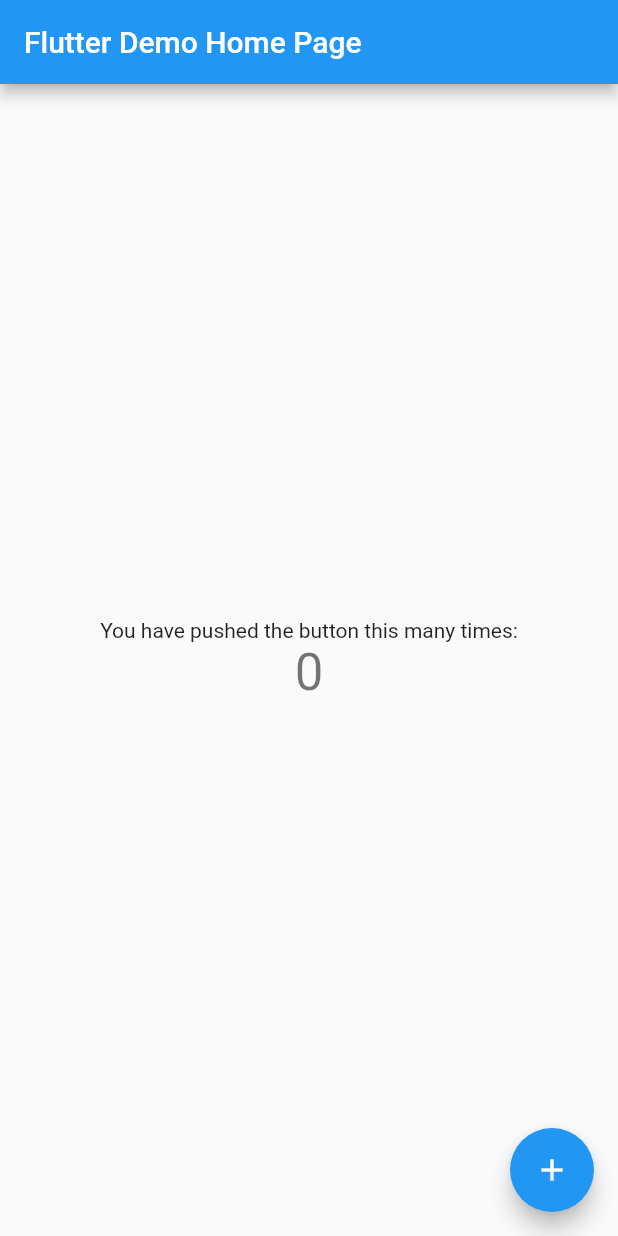
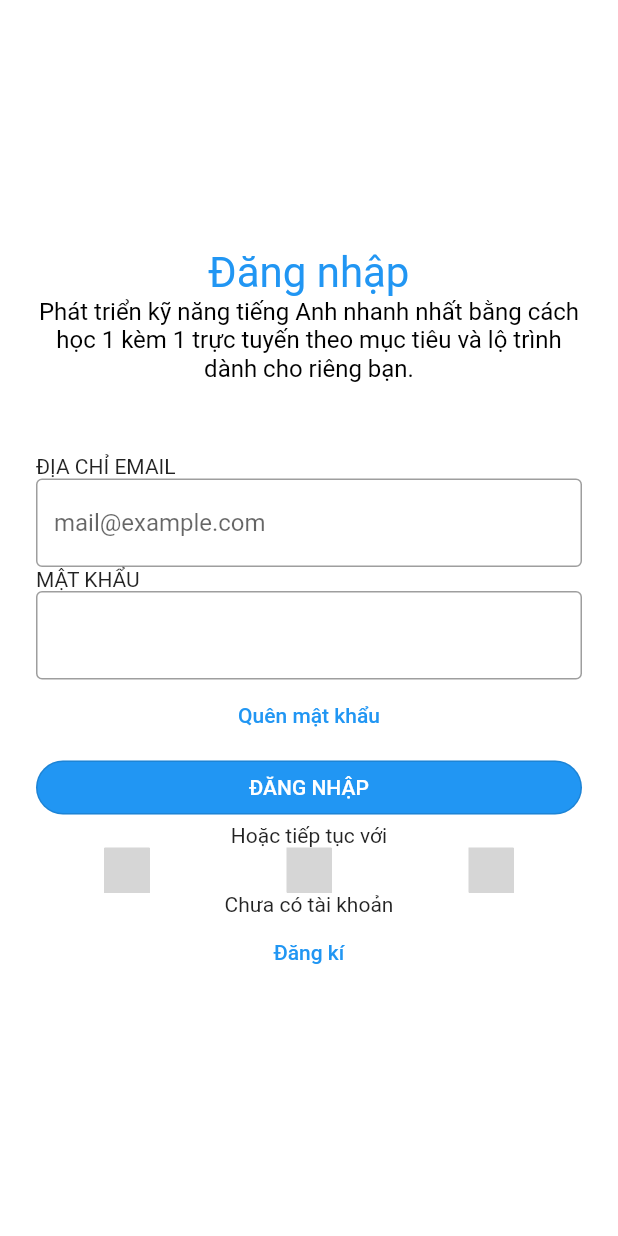
Before and after one commit to peakyblinders244/lettutor, a Flutter app: the screen it shows after launch, on a phone screen of 412 x 824 dp. Run offline on Flutter 3.47's test engine with Material 2 defaults, Android fonts, the phone set to English and light mode, and no system bars; our stand-ins replace flutter_svg; grey boxes are pictures that could not be loaded.

Commit message:
++ add login screen

```diff
--- /dev/null
+++ b/lib/component/LoginPage.dart
@@ -0,0 +1,130 @@
+
+
+import 'package:flutter/material.dart';
+import 'package:flutter_svg/flutter_svg.dart';
+
+class LoginPage extends StatefulWidget {
+  @override
+  _LoginPageState createState() => new _LoginPageState();
+}
+
+class _LoginPageState extends State<LoginPage> {
+  int sizeIcon = 30;
+
+  @override
+  Widget build(BuildContext context) {
+    final logo = Hero(
+      tag: 'hero',
+      child: Image(
+        image: AssetImage('assets/images/login.png'),
+      ),
+    );
+    final textLogin = Text(
+      'Đăng nhập',
+      style: TextStyle(
+        fontSize: 28.0,
+        color: Colors.blue,
+      ),
+      textAlign: TextAlign.center,
+    );
+    final textDecription = Text(
+      'Phát triển kỹ năng tiếng Anh nhanh nhất bằng cách học 1 kèm 1 trực tuyến theo mục tiêu và lộ trình dành cho riêng bạn.',
+      style: TextStyle(
+        fontSize: 16.0,
+        color: Colors.black,
+      ),
+      textAlign: TextAlign.center,
+    );
+
+    final emailTextFieldArea =
+        TextFieldArea("ĐỊA CHỈ EMAIL", "mail@example.com");
+    final passwordTextFieldArea = TextFieldArea("MẬT KHẨU", "");
+    final forgotPasswordTextButton = TextButton(
+        onPressed: () => {},
+        child: Text(
+          "Quên mật khẩu",
+          textAlign: TextAlign.left,
+        ));
+
+    final loginButton = OutlinedButton(
+        child: Text("ĐĂNG NHẬP", style: TextStyle(color: Colors.white)),
+        onPressed: () => {},
+        style: ButtonStyle(
+            backgroundColor: MaterialStateProperty.all<Color>(Colors.blue),
+            shape: MaterialStateProperty.all(RoundedRectangleBorder(
+                borderRadius: BorderRadius.circular(30.0)))));
+    final orContinueText =
+        Text("Hoặc tiếp tục với", textAlign: TextAlign.center);
+
+    final noAccountText = Text("Chưa có tài khoản",textAlign: TextAlign.center,);
+    final registerTextButton = TextButton(
+        onPressed: () => {},
+        child: Text(
+          "Đăng kí",
+          textAlign: TextAlign.left,
+        ));
+
+
+    final rowIcons = Row(
+      mainAxisAlignment: MainAxisAlignment.spaceAround,
+      children: [
+        SvgPicture.asset(
+          'assets/icons/facebook-logo.svg',
+          width: 30,
+        ),
+        SvgPicture.asset('assets/icons/google-logo.svg', width: 30),
+        SvgPicture.asset('assets/icons/mobile-logo.svg', width: 30),
+      ],
+    );
+    return Scaffold(
+      backgroundColor: Colors.white,
+      body: Center(
+        child: ListView(
+          shrinkWrap: true,
+          padding: EdgeInsets.only(left: 24.0, right: 24.0),
+          children: <Widget>[
+            logo,
+            textLogin,
+            textDecription,
+            SizedBox(height: 48.0),
+            emailTextFieldArea,
+            passwordTextFieldArea,
+            forgotPasswordTextButton,
+            loginButton,
+            orContinueText,
+            rowIcons,
+            noAccountText,
+            registerTextButton
+          ],
+        ),
+      ),
+    );
+  }
+}
+
+class TextFieldArea extends StatelessWidget {
+  String text;
+  String textHint;
+
+  TextFieldArea(this.text, this.textHint);
+
+  @override
+  Widget build(BuildContext context) {
+    return Column(
+      crossAxisAlignment: CrossAxisAlignment.start,
+      children: [
+        Text(this.text),
+        TextFormField(
+          decoration: new InputDecoration(
+              focusedBorder: OutlineInputBorder(
+                borderSide: BorderSide(color: Colors.blue, width: 1.0),
+              ),
+              enabledBorder: OutlineInputBorder(
+                borderSide: BorderSide(color: Colors.grey, width: 1.0),
+              ),
+              hintText: this.textHint),
+        )
+      ],
+    );
+  }
+}
--- a/lib/main.dart
+++ b/lib/main.dart
@@ -1,4 +1,6 @@
 import 'package:flutter/material.dart';
+
+import 'component/LoginPage.dart';
 
 void main() {
   runApp(const MyApp());
@@ -10,106 +12,6 @@ class MyApp extends StatelessWidget {
   // This widget is the root of your application.
   @override
   Widget build(BuildContext context) {
-    return MaterialApp(
-      title: 'Flutter Demo',
-      theme: ThemeData(
-        // This is the theme of your application.
-        //
-        // Try running your application with "flutter run". You'll see the
-        // application has a blue toolbar. Then, without quitting the app, try
-        // changing the primarySwatch below to Colors.green and then invoke
-        // "hot reload" (press "r" in the console where you ran "flutter run",
-        // or simply save your changes to "hot reload" in a Flutter IDE).
-        // Notice that the counter didn't reset back to zero; the application
-        // is not restarted.
-        primarySwatch: Colors.blue,
-      ),
-      home: const MyHomePage(title: 'Flutter Demo Home Page'),
-    );
+    return MaterialApp(home: LoginPage());
   }
 }
-
-class MyHomePage extends StatefulWidget {
-  const MyHomePage({super.key, required this.title});
-
-  // This widget is the home page of your application. It is stateful, meaning
-  // that it has a State object (defined below) that contains fields that affect
-  // how it looks.
-
-  // This class is the configuration for the state. It holds the values (in this
-  // case the title) provided by the parent (in this case the App widget) and
-  // used by the build method of the State. Fields in a Widget subclass are
-  // always marked "final".
-
-  final String title;
-
-  @override
-  State<MyHomePage> createState() => _MyHomePageState();
-}
-
-class _MyHomePageState extends State<MyHomePage> {
-  int _counter = 0;
-
-  void _incrementCounter() {
-    setState(() {
-      // This call to setState tells the Flutter framework that something has
-      // changed in this State, which causes it to rerun the build method below
-      // so that the display can reflect the updated values. If we changed
-      // _counter without calling setState(), then the build method would not be
-      // called again, and so nothing would appear to happen.
-      _counter++;
-    });
-  }
-
-  @override
-  Widget build(BuildContext context) {
-    // This method is rerun every time setState is called, for instance as done
-    // by the _incrementCounter method above.
-    //
-    // The Flutter framework has been optimized to make rerunning build methods
-    // fast, so that you can just rebuild anything that needs updating rather
-    // than having to individually change instances of widgets.
-    return Scaffold(
-      appBar: AppBar(
-        // Here we take the value from the MyHomePage object that was created by
-        // the App.build method, and use it to set our appbar title.
-        title: Text(widget.title),
-      ),
-      body: Center(
-        // Center is a layout widget. It takes a single child and positions it
-        // in the middle of the parent.
-        child: Column(
-          // Column is also a layout widget. It takes a list of children and
-          // arranges them vertically. By default, it sizes itself to fit its
-          // children horizontally, and tries to be as tall as its parent.
-          //
-          // Invoke "debug painting" (press "p" in the console, choose the
-          // "Toggle Debug Paint" action from the Flutter Inspector in Android
-          // Studio, or the "Toggle Debug Paint" command in Visual Studio Code)
-          // to see the wireframe for each widget.
-          //
-          // Column has various properties to control how it sizes itself and
-          // how it positions its children. Here we use mainAxisAlignment to
-          // center the children vertically; the main axis here is the vertical
-          // axis because Columns are vertical (the cross axis would be
-          // horizontal).
-          mainAxisAlignment: MainAxisAlignment.center,
-          children: <Widget>[
-            const Text(
-              'You have pushed the button this many times:',
-            ),
-            Text(
-              '$_counter',
-              style: Theme.of(context).textTheme.headline4,
-            ),
-          ],
-        ),
-      ),
-      floatingActionButton: FloatingActionButton(
-        onPressed: _incrementCounter,
-        tooltip: 'Increment',
-        child: const Icon(Icons.add),
-      ), // This trailing comma makes auto-formatting nicer for build methods.
-    );
-  }
-}
```
Also changed, not shown: pubspec.yaml (+5 -3 lines), pubspec.lock.
